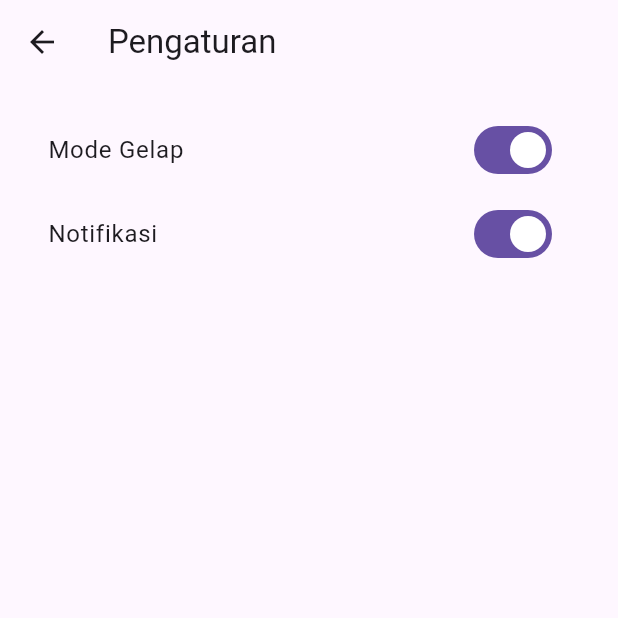
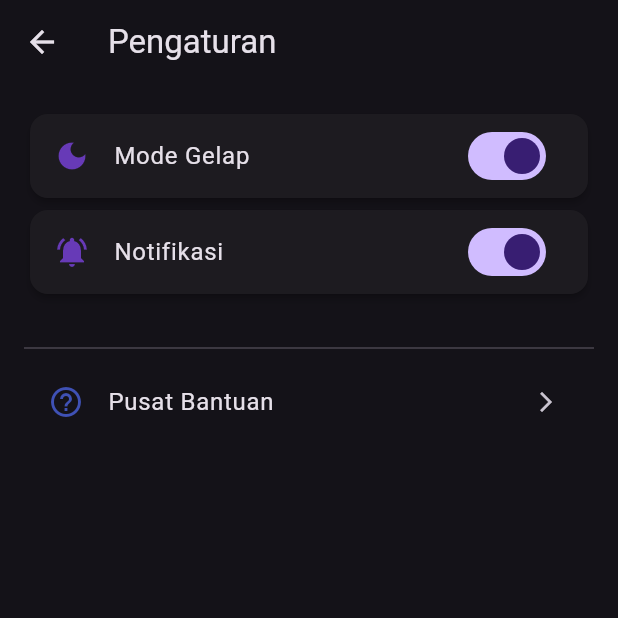
Before and after one commit to farellkresnanda/TUBES-APB, a Flutter app: the SettingsScreen screen opened directly, after a tap on "Mode Gelap", on a phone screen of 412 x 824 dp, the top half of it. Run offline on Flutter 3.47's test engine with Material 3 defaults, Android fonts, the phone set to English and light mode, and no system bars; our stand-ins replace image_picker, supabase_flutter; accounts and stored records are empty; network calls fail.

Commit message:
Settings Screen (15 April)

```diff
--- a/lib/main.dart
+++ b/lib/main.dart
@@ -1,9 +1,9 @@
-// File: main.dart
-
 import 'package:flutter/material.dart';
-import 'package:tubes_1/screens/login_screen.dart';
+import 'package:provider/provider.dart';
 import 'package:supabase_flutter/supabase_flutter.dart';
-import 'package:tubes_1/screens/home_screen.dart';
+import 'screens/home_screen.dart';
+import 'screens/login_screen.dart';
+import 'theme_notifier.dart';
 
 
 void main() async {
@@ -12,7 +12,12 @@
     url: 'https://lfkfnygfjdqkaufwjdng.supabase.co',
     anonKey: 'eyJhbGciOiJIUzI1NiIsInR5cCI6IkpXVCJ9.eyJpc3MiOiJzdXBhYmFzZSIsInJlZiI6Imxma2ZueWdmamRxa2F1ZndqZG5nIiwicm9sZSI6ImFub24iLCJpYXQiOjE3NDI1MzcyNTYsImV4cCI6MjA1ODExMzI1Nn0.q4vVxl7tWI9OQbd-SY_LdUSvPWuvxSVBhWLpg5OV5yY',
   );
-  runApp(const TukangKuApp());
+  runApp(
+    ChangeNotifierProvider(
+      create: (context) => ThemeNotifier(),
+      child: const TukangKuApp(),
+    ),
+  );
 }
 
 class TukangKuApp extends StatelessWidget {
@@ -20,12 +25,14 @@
 
   @override
   Widget build(BuildContext context) {
+    final themeNotifier = Provider.of<ThemeNotifier>(context);
+
     return MaterialApp(
       debugShowCheckedModeBanner: false,
       title: 'TukangKu',
-      theme: ThemeData(
-        primarySwatch: Colors.blue,
-      ),
+      themeMode: themeNotifier.themeMode,
+      theme: ThemeData.light(),
+      darkTheme: ThemeData.dark(),
       home: Supabase.instance.client.auth.currentSession != null
           ? const HomeScreen()
           : const LoginScreen(),
--- a/lib/screens/settings_screen.dart
+++ b/lib/screens/settings_screen.dart
@@ -1,42 +1,103 @@
 import 'package:flutter/material.dart';
+import 'package:provider/provider.dart';
+import '../theme_notifier.dart';
 
 class SettingsScreen extends StatefulWidget {
   const SettingsScreen({super.key});
 
   @override
-  _SettingsScreenState createState() => _SettingsScreenState();
+  State<SettingsScreen> createState() => _SettingsScreenState();
 }
 
 class _SettingsScreenState extends State<SettingsScreen> {
-  bool _darkMode = false;
-  bool _notifications = true;
+  bool _notificationsEnabled = true;
+
+  @override
+  Widget build(BuildContext context) {
+    final themeNotifier = Provider.of<ThemeNotifier>(context);
+    final isDarkMode = themeNotifier.isDarkMode;
+
+    return Scaffold(
+      appBar: AppBar(
+        title: const Text('Pengaturan'),
+        leading: IconButton(
+          icon: const Icon(Icons.arrow_back),
+          onPressed: () => Navigator.pop(context),
+        ),
+      ),
+      body: Padding(
+        padding: const EdgeInsets.all(16.0),
+        child: Column(
+          children: [
+            _buildSwitchTile(
+              title: 'Mode Gelap',
+              value: isDarkMode,
+              onChanged: (val) => themeNotifier.toggleTheme(val),
+              icon: Icons.dark_mode,
+            ),
+            _buildSwitchTile(
+              title: 'Notifikasi',
+              value: _notificationsEnabled,
+              onChanged: (val) {
+                setState(() {
+                  _notificationsEnabled = val;
+                });
+              },
+              icon: Icons.notifications_active,
+            ),
+            const SizedBox(height: 24),
+            const Divider(),
+            ListTile(
+              leading: const Icon(Icons.help_outline, color: Colors.indigo),
+              title: const Text('Pusat Bantuan'),
+              trailing: const Icon(Icons.arrow_forward_ios, size: 16),
+              onTap: () {
+                Navigator.push(
+                  context,
+                  MaterialPageRoute(builder: (context) => const PusatBantuanPage()),
+                );
+              },
+            ),
+          ],
+        ),
+      ),
+    );
+  }
+
+  Widget _buildSwitchTile({
+    required String title,
+    required bool value,
+    required Function(bool) onChanged,
+    required IconData icon,
+  }) {
+    return Card(
+      elevation: 2,
+      child: SwitchListTile(
+        title: Text(title),
+        value: value,
+        secondary: Icon(icon, color: Colors.deepPurple),
+        onChanged: onChanged,
+      ),
+    );
+  }
+}
+
+class PusatBantuanPage extends StatelessWidget {
+  const PusatBantuanPage({super.key});
 
   @override
   Widget build(BuildContext context) {
     return Scaffold(
-      appBar: AppBar(title: const Text('Pengaturan')),
-      body: ListView(
-        padding: const EdgeInsets.all(16),
-        children: [
-          SwitchListTile(
-            title: const Text('Mode Gelap'),
-            value: _darkMode,
-            onChanged: (bool value) {
-              setState(() {
-                _darkMode = value;
-              });
-            },
+      appBar: AppBar(title: const Text("Pusat Bantuan")),
+      body: const Center(
+        child: Padding(
+          padding: EdgeInsets.all(16.0),
+          child: Text(
+            "Jika Anda mengalami kendala, silakan hubungi kami di support.tukangku@gmail.com",
+            style: TextStyle(fontSize: 16),
+            textAlign: TextAlign.center,
           ),
-          SwitchListTile(
-            title: const Text('Notifikasi'),
-            value: _notifications,
-            onChanged: (bool value) {
-              setState(() {
-                _notifications = value;
-              });
-            },
-          ),
-        ],
+        ),
       ),
     );
   }
--- /dev/null
+++ b/lib/theme_notifier.dart
@@ -0,0 +1,14 @@
+import 'package:flutter/material.dart';
+
+class ThemeNotifier extends ChangeNotifier {
+  bool _isDarkMode = false;
+
+  bool get isDarkMode => _isDarkMode;
+
+  ThemeMode get themeMode => _isDarkMode ? ThemeMode.dark : ThemeMode.light;
+
+  void toggleTheme(bool isOn) {
+    _isDarkMode = isOn;
+    notifyListeners();
+  }
+}
--- a/pubspec.yaml
+++ b/pubspec.yaml
@@ -25,6 +25,7 @@
   material_color_utilities: ^0.11.1
   vm_service: ^14.3.1
   mime: ^2.0.0
+  provider: ^6.0.0
 
 dev_dependencies:
   flutter_test:
```
